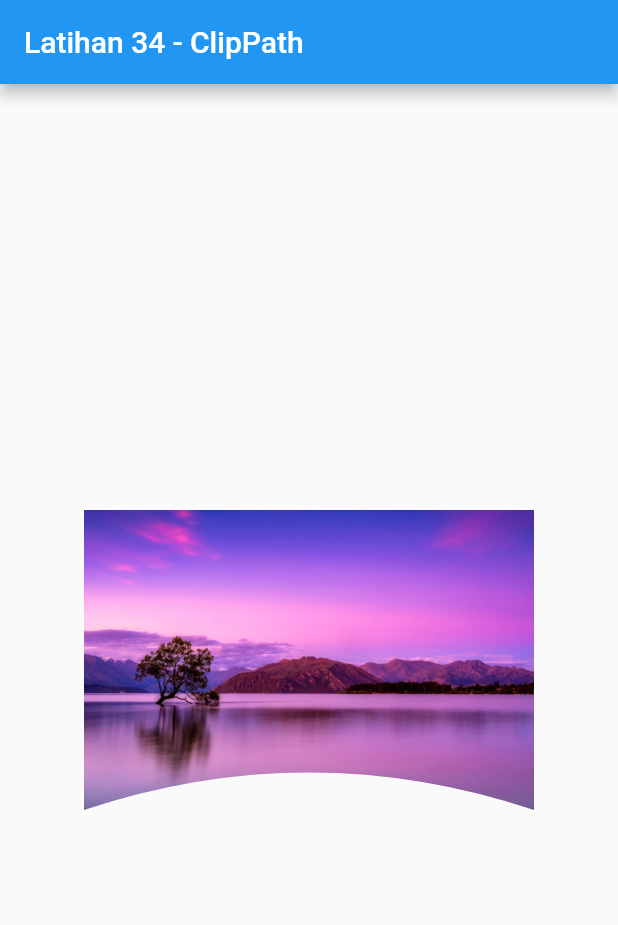
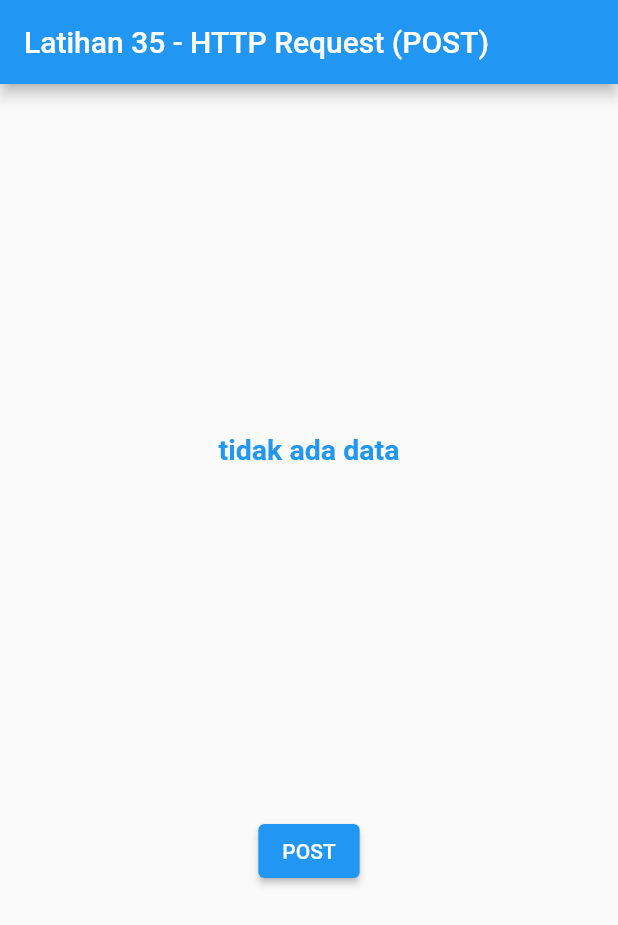
Before and after one commit to dodichakill/latihan_flutter_ku, a Flutter app: the screen it shows after launch, on a phone screen of 412 x 824 dp. Shown: the top 925 px of the screen. Run offline on Flutter 3.47's test engine with Material 2 defaults, Android fonts, the phone set to English and light mode, and no system bars.

Commit message:
Latihan 35 - HTTP Request (POST)

```diff
--- a/lib/main.dart
+++ b/lib/main.dart
@@ -1,50 +1,57 @@
-// Latihan 34 - ClipPath
+// Latihan 35 - HTTP Request (POST)
 
 import 'package:flutter/material.dart';
+import 'package:latihan_flutter_ku/post_result_model.dart';
 
 void main() => runApp(MyApp());
 
-class MyApp extends StatelessWidget {
+class MyApp extends StatefulWidget {
+  @override
+  _MyAppState createState() => _MyAppState();
+}
+
+class _MyAppState extends State<MyApp> {
+  MyPostResult myPostResult = null; //nilai awal
+
   @override
   Widget build(BuildContext context) {
     return MaterialApp(
       home: Scaffold(
         appBar: AppBar(
-          title: Text('Latihan 34 - ClipPath'),
+          title: Text('Latihan 35 - HTTP Request (POST)'),
         ),
         body: Center(
-          child: ClipPath(
-            clipper: MyClipper(),
-            child: Image(
-              width: 300,
-              image: AssetImage('images/img2.jpg'),
+            child: Column(
+          mainAxisAlignment: MainAxisAlignment.spaceEvenly,
+          children: [
+            Text(
+              (myPostResult != null)
+                  ? 'id : ${myPostResult.id} \n  name : ${myPostResult.name} \n  job : ${myPostResult.job} \n date : ${myPostResult.created}'
+                  : "tidak ada data", // jika datanya berhasil terkirim maka akan memunculkan data dari server dan jika tidak berhasil maka akan menampilkan pesan tidak ada ada
+              style: TextStyle(
+                color: Colors.blue,
+                fontSize: 19,
+                fontWeight: FontWeight.w600,
+              ),
+              textAlign: TextAlign.center,
+              maxLines: 4,
             ),
-          ),
-        ),
+            ElevatedButton(
+                onPressed: () {
+                  MyPostResult.connectToAPI('dodi', 'programmer').then((value) {
+                    myPostResult = value;
+                    setState(() {});
+                  }); // disini kita memanggil API dan menambahkan sebuah data yang nanti akan kita tampilkan
+                },
+                child: Text('POST'))
+          ],
+        )),
       ),
     );
   }
 }
-
-class MyClipper extends CustomClipper<Path> {
-  @override
-  Path getClip(Size size) {
-    Path path = Path();
-
-    // disini kita custom clipnya
-    path.lineTo(0, size.height);
-    path.quadraticBezierTo(
-        size.width / 2, size.height * 0.75, size.width, size.height);
-    path.lineTo(size.width, 0);
-    path.close();
-
-    return path;
-  }
-
-  @override
-  bool shouldReclip(CustomClipper<Path> oldClipper) => false;
-}
-
 // penjelasan singkat
 // ----------------
-// diatas merupakan contoh cara penggunannya dan penjelesananya
+// sebelumnya kita perlu memasang http pada pubspec.yaml
+// pada contoh kali ini kita menggunakan API dari reqres.in untuk mempermudah pembnelajaran kita kali ini
+// diatas merupakan contoh cara penggunannya dan beberapa penjelesannya
--- /dev/null
+++ b/lib/post_result_model.dart
@@ -0,0 +1,35 @@
+import 'dart:convert';
+
+import 'package:http/http.dart' as http;
+
+class MyPostResult {
+  String id;
+  String job;
+  String name;
+  String created;
+
+  MyPostResult({this.id, this.name, this.job, this.created});
+
+  factory MyPostResult.createMyPostResult(Map<String, dynamic> object) {
+    return MyPostResult(
+        id: object['id'],
+        name: object['name'],
+        job: object['job'],
+        created: object['createdAt']);
+  } //data tersebut berdasarkan data dari API (harus disesuaikan dengan object dari servernya)
+
+  // dibawah ini untuk menghubungkan ke APInya
+  static Future<MyPostResult> connectToAPI(String name, String job) async {
+    String apiURL = 'https://reqres.in/api/users';
+
+    var apiResult = await http.post(apiURL, body: {
+      'name': name,
+      'job': job,
+    }); //disini masih berupa data mentah
+
+    var jsonObject = json.decode(apiResult
+        .body); //disini kita mengubahnya menjadi Json supaya datanya mudah kita olah
+
+    return MyPostResult.createMyPostResult(jsonObject);
+  }
+}
```
Also changed, not shown: pubspec.yaml (+10 -9 lines), pubspec.lock.
